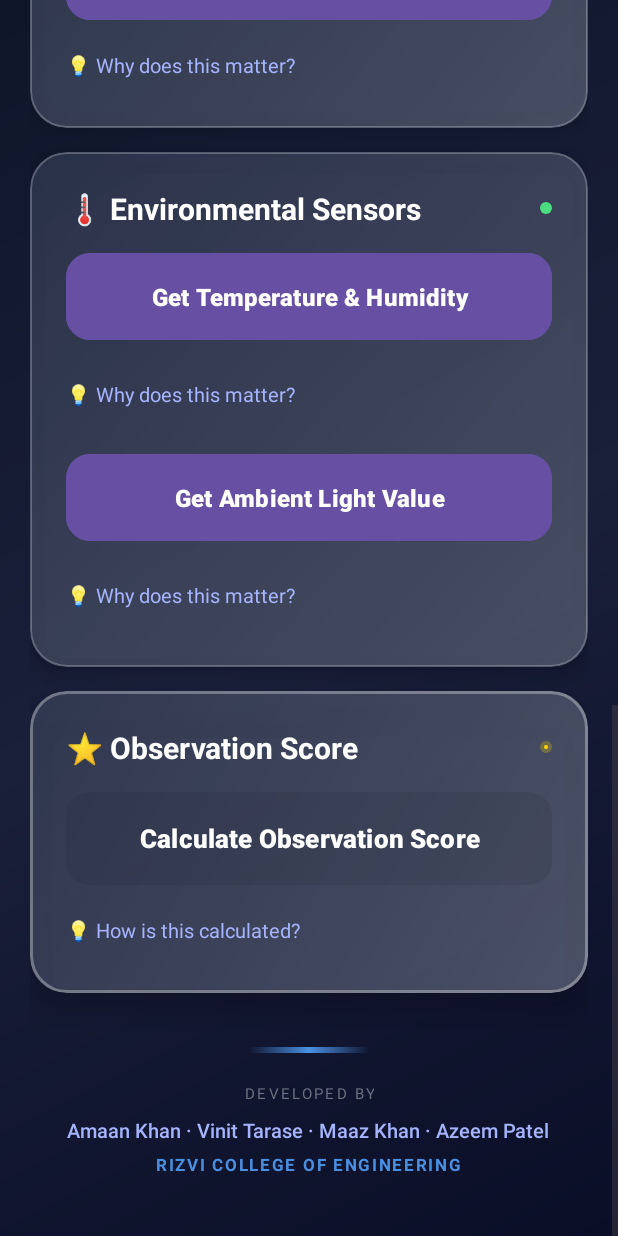
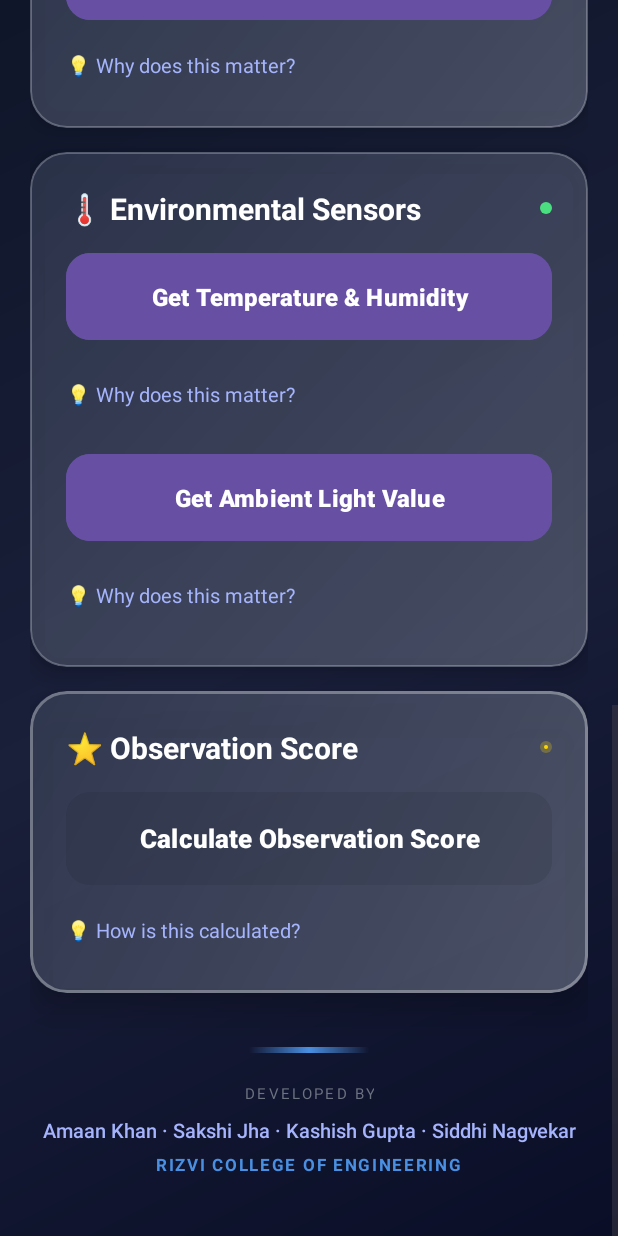
Before and after one commit to AmaaanKhan/AstroGauge, an Android app: the screen it shows after launch (MainActivity), scrolled down 1092 dp, on a phone screen of 412 x 824 dp. Run offline under Robolectric (Android 15) with nearby library versions, the phone set to English and light mode, and no system bars; our stand-ins replace Volley.

Commit message:
changes in ui

```diff
--- a/app/src/main/res/layout/activity_main.xml
+++ b/app/src/main/res/layout/activity_main.xml
@@ -38,7 +38,7 @@
             <TextView
                 android:layout_width="match_parent"
                 android:layout_height="wrap_content"
-                android:text="If only we could replace every gun with a telescope."
+                android:text="Measure the sky.Master the shot☄️."
                 android:textSize="13sp"
                 android:textColor="#9CA3AF"
                 android:paddingTop="6dp"
@@ -1073,7 +1073,7 @@
             <TextView
                 android:layout_width="wrap_content"
                 android:layout_height="wrap_content"
-                android:text="Amaan Khan · Vinit Tarase · Maaz Khan · Azeem Patel"
+                android:text="Amaan Khan · Sakshi Jha · Kashish Gupta · Siddhi Nagvekar"
                 android:textSize="13sp"
                 android:textColor="#A5B4FC"
                 android:gravity="center"
```
